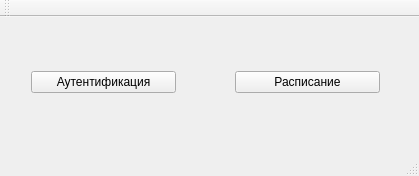
This is DataOfStudents/dataofstodent.ui in RedjinaldCray/dataOdStidents as Qt 5 draws it before an edit. The edited form follows.
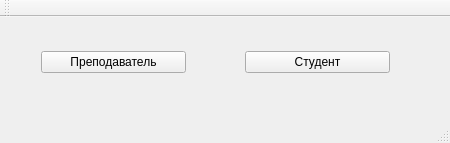
This is the edited form.

Diff of the .ui file:
```diff
--- a/DataOfStudents/dataofstodent.ui
+++ b/DataOfStudents/dataofstodent.ui
@@ -6,19 +6,19 @@
    <rect>
     <x>0</x>
     <y>0</y>
-    <width>419</width>
-    <height>176</height>
+    <width>450</width>
+    <height>143</height>
    </rect>
   </property>
   <property name="windowTitle">
    <string>DataOfStodent</string>
   </property>
   <widget class="QWidget" name="centralWidget">
-   <widget class="QWidget" name="">
+   <widget class="QWidget" name="layoutWidget">
     <property name="geometry">
      <rect>
-      <x>20</x>
-      <y>30</y>
+      <x>30</x>
+      <y>10</y>
       <width>371</width>
       <height>71</height>
      </rect>
@@ -33,14 +33,14 @@
      <item row="0" column="3">
       <widget class="QPushButton" name="btnShedule">
        <property name="text">
-        <string>Расписание</string>
+        <string>Студент</string>
        </property>
       </widget>
      </item>
      <item row="0" column="0">
       <widget class="QPushButton" name="btnAuth">
        <property name="text">
-        <string>Аутентификация</string>
+        <string>Преподаватель</string>
        </property>
       </widget>
      </item>
```
Left out of the diff: 6 changed lines with no effect on the pictures.
